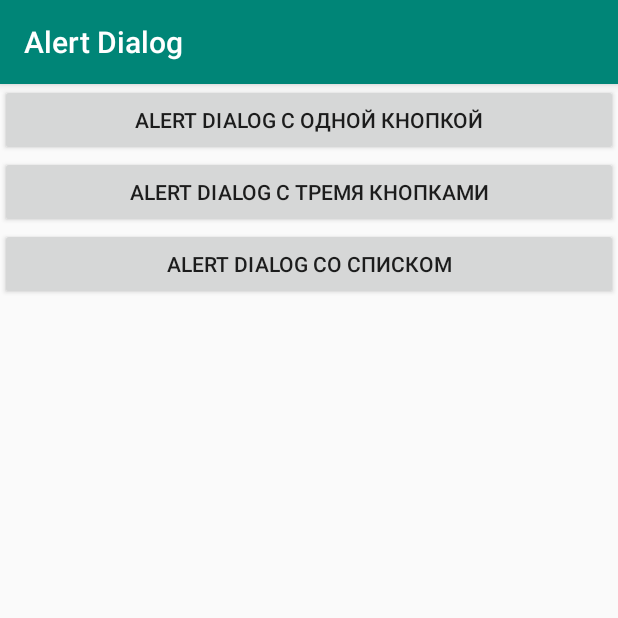
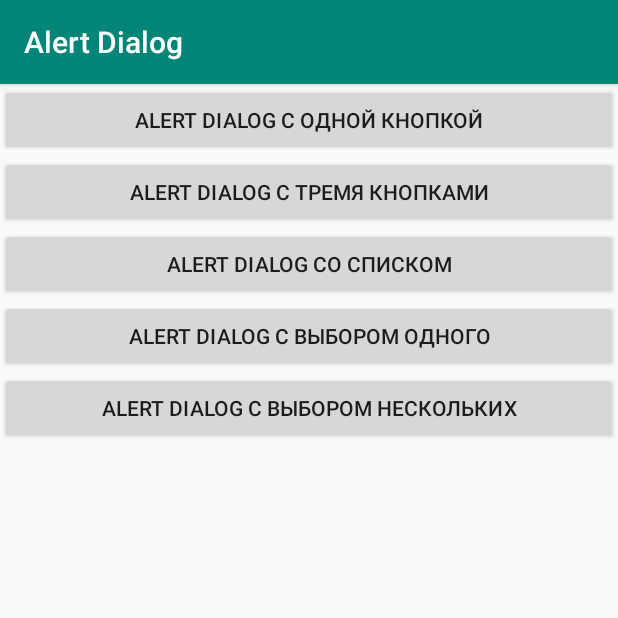
Before and after one commit to GeekBrainsAndroid/Android2019_2, an Android app: the screen it shows after launch (MainActivity), on a phone screen of 412 x 824 dp, the top half of it. Run offline under Robolectric (Android 15) with nearby library versions, the phone set to English and light mode, and no system bars.

Commit message:
AlertDialog: Списки с выбором элементов

```diff
--- a/Lesson-2/AlertDialog/app/src/main/res/layout/activity_main.xml
+++ b/Lesson-2/AlertDialog/app/src/main/res/layout/activity_main.xml
@@ -23,5 +23,14 @@
         android:layout_width="match_parent"
         android:layout_height="wrap_content"
         android:text="@string/alert_dialog_list" />
-
+    <Button
+        android:id="@+id/alertDialogListSingle"
+        android:layout_width="match_parent"
+        android:layout_height="wrap_content"
+        android:text="@string/alert_dialog_list_single" />
+    <Button
+        android:id="@+id/alertDialogListMulti"
+        android:layout_width="match_parent"
+        android:layout_height="wrap_content"
+        android:text="@string/alert_dialog_list_multi" />
 </LinearLayout>
--- a/Lesson-2/AlertDialog/app/src/main/res/values/strings.xml
+++ b/Lesson-2/AlertDialog/app/src/main/res/values/strings.xml
@@ -3,6 +3,8 @@
     <string name="alert_dialog_1">Alert Dialog с одной кнопкой</string>
     <string name="alert_dialog_3">Alert Dialog с тремя кнопками</string>
     <string name="alert_dialog_list">Alert Dialog со списком</string>
+    <string name="alert_dialog_list_single">Alert Dialog с выбором одного</string>
+    <string name="alert_dialog_list_multi">Alert Dialog с выбором нескольких</string>
     <string name="exclamation">Важное сообщение!</string>
     <string name="press_button">Нажмите кнопку!</string>
     <string name="button">КНОПКА</string>
```
Also changed, not shown: Lesson-2/AlertDialog/app/src/main/java/ru/geekbrains/alertdialog/MainActivity.java (+81 -0 lines).
